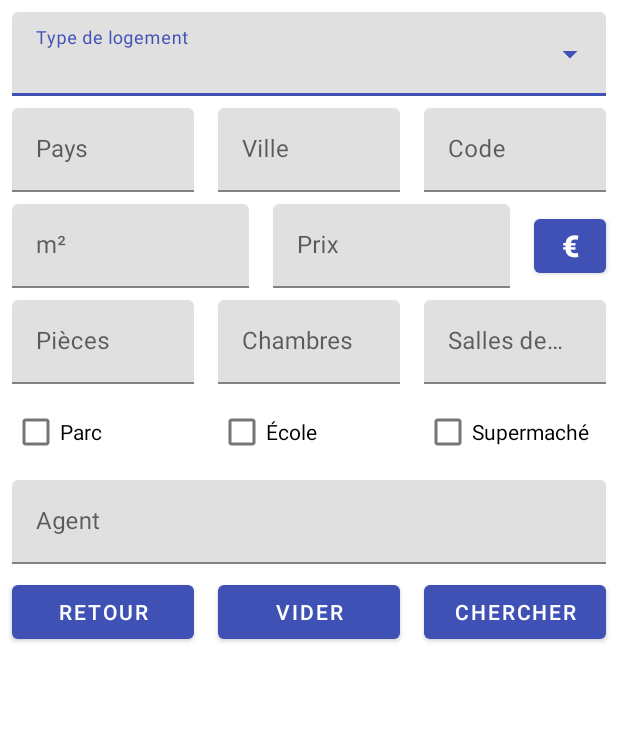
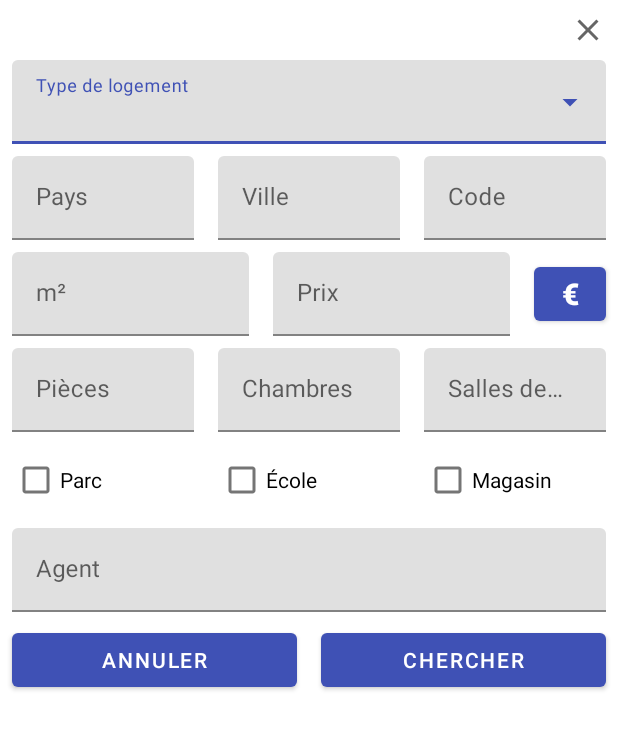
Before and after one commit to HalTobin/P9_RealEstateManager, an Android app: the layout dialog_search_estate.xml on its own in the app's theme, with its tools: preview values and no code run, on a phone screen of 412 x 824 dp. Shown: the top 729 px of the screen. Run offline under Robolectric (Android 15) with nearby library versions, the phone set to English and light mode, and no system bars.

Commit message:
refactor string resource

```diff
--- a/app/src/main/res/layout/dialog_search_estate.xml
+++ b/app/src/main/res/layout/dialog_search_estate.xml
@@ -1,19 +1,27 @@
 <?xml version="1.0" encoding="utf-8"?>
 <androidx.constraintlayout.widget.ConstraintLayout xmlns:android="http://schemas.android.com/apk/res/android"
     xmlns:app="http://schemas.android.com/apk/res-auto"
-    xmlns:tools="http://schemas.android.com/tools"
     android:layout_width="match_parent"
     android:layout_height="match_parent">
+
+    <ImageView
+        android:id="@+id/search_estate_close_button"
+        android:layout_width="wrap_content"
+        android:layout_height="wrap_content"
+        android:layout_margin="8dp"
+        app:layout_constraintTop_toTopOf="parent"
+        app:layout_constraintEnd_toEndOf="parent"
+        android:src="@drawable/ic_close"/>
 
     <com.google.android.material.textfield.TextInputLayout
         android:id="@+id/search_estate_type_layout"
         style="@style/Widget.MaterialComponents.TextInputLayout.FilledBox.ExposedDropdownMenu"
         android:layout_width="match_parent"
         android:layout_height="wrap_content"
-        android:hint="@string/add_edit_estate_type"
+        android:hint="@string/estate_type"
         android:layout_margin="8dp"
         android:orientation="horizontal"
-        app:layout_constraintTop_toTopOf="parent"
+        app:layout_constraintTop_toBottomOf="@id/search_estate_close_button"
         app:layout_constraintBottom_toTopOf="@id/search_estate_country_layout">
 
         <AutoCompleteTextView
@@ -35,7 +43,7 @@
 
         <com.google.android.material.textfield.TextInputEditText
             android:id="@+id/search_estate_country"
-            android:hint="@string/add_edit_estate_country"
+            android:hint="@string/estate_country"
             android:singleLine="true"
             android:layout_width="match_parent"
             android:layout_height="match_parent"/>
@@ -53,7 +61,7 @@
 
         <com.google.android.material.textfield.TextInputEditText
             android:id="@+id/search_estate_city"
-            android:hint="@string/add_edit_estate_city"
+            android:hint="@string/estate_city"
             android:singleLine="true"
             android:layout_width="match_parent"
             android:layout_height="match_parent"
@@ -72,7 +80,7 @@
 
         <com.google.android.material.textfield.TextInputEditText
             android:id="@+id/search_estate_zip"
-            android:hint="@string/add_edit_estate_zip"
+            android:hint="@string/estate_zip"
             android:inputType="number"
             android:singleLine="true"
             android:layout_width="match_parent"
@@ -93,7 +101,7 @@
 
         <com.google.android.material.textfield.TextInputEditText
             android:id="@+id/search_estate_area"
-            android:hint="@string/add_edit_estate_surface"
+            android:hint="@string/estate_area"
             android:inputType="number"
             android:singleLine="true"
             android:layout_width="match_parent"
@@ -114,7 +122,7 @@
 
         <com.google.android.material.textfield.TextInputEditText
             android:id="@+id/search_estate_price"
-            android:hint="@string/add_edit_estate_price"
+            android:hint="@string/estate_price"
             android:inputType="number"
             android:singleLine="true"
             android:layout_width="match_parent"
@@ -127,7 +135,7 @@
         android:layout_width="48dp"
         android:layout_height="wrap_content"
         android:layout_margin="8dp"
-        android:text="@string/add_edit_estate_currency"
+        android:text="@string/estate_currency"
         android:textSize="20sp"
         android:textStyle="bold"
         app:layout_constraintTop_toBottomOf="@id/search_estate_zip_layout"
@@ -146,7 +154,7 @@
 
         <com.google.android.material.textfield.TextInputEditText
             android:id="@+id/search_estate_nbRooms"
-            android:hint="@string/add_edit_estate_rooms"
+            android:hint="@string/estate_rooms"
             android:inputType="number"
             android:singleLine="true"
             android:layout_width="match_parent"
@@ -165,7 +173,7 @@
 
         <com.google.android.material.textfield.TextInputEditText
             android:id="@+id/search_estate_nbBedrooms"
-            android:hint="@string/add_edit_estate_bedrooms"
+            android:hint="@string/estate_bedrooms"
             android:inputType="number"
             android:singleLine="true"
             android:layout_width="match_parent"
@@ -184,7 +192,7 @@
 
         <com.google.android.material.textfield.TextInputEditText
             android:id="@+id/search_estate_nbBathrooms"
-            android:hint="@string/add_edit_estate_bathrooms"
+            android:hint="@string/estate_bathrooms"
             android:inputType="number"
             android:singleLine="true"
             android:layout_width="match_parent"
@@ -197,7 +205,7 @@
         android:layout_width="0dp"
         android:layout_height="wrap_content"
         android:layout_margin="8dp"
-        android:text="@string/add_edit_estate_park"
+        android:text="@string/estate_park"
         app:layout_constraintStart_toStartOf="parent"
         app:layout_constraintEnd_toStartOf="@id/search_estate_check_school"
         app:layout_constraintTop_toBottomOf="@id/search_estate_nbRooms_layout"/>
@@ -207,7 +215,7 @@
         android:layout_width="0dp"
         android:layout_height="wrap_content"
         android:layout_margin="8dp"
-        android:text="@string/add_edit_estate_school"
+        android:text="@string/estate_school"
         app:layout_constraintStart_toEndOf="@id/search_estate_check_park"
         app:layout_constraintEnd_toStartOf="@id/search_estate_check_shop"
         app:layout_constraintTop_toBottomOf="@id/search_estate_nbBedrooms_layout"/>
@@ -217,7 +225,7 @@
         android:layout_width="0dp"
         android:layout_height="wrap_content"
         android:layout_margin="8dp"
-        android:text="@string/add_edit_estate_shop"
+        android:text="@string/estate_shop"
         app:layout_constraintStart_toEndOf="@id/search_estate_check_school"
         app:layout_constraintEnd_toEndOf="parent"
         app:layout_constraintTop_toBottomOf="@id/search_estate_nbBathrooms_layout"/>
@@ -233,22 +241,12 @@
 
         <com.google.android.material.textfield.TextInputEditText
             android:id="@+id/search_estate_agent"
-            android:hint="@string/add_edit_estate_agent"
+            android:hint="@string/estate_agent"
             android:singleLine="true"
             android:layout_width="match_parent"
             android:layout_height="wrap_content"/>
 
     </com.google.android.material.textfield.TextInputLayout>
-
-    <Button
-        android:id="@+id/search_estate_cancel"
-        android:layout_width="0dp"
-        android:layout_height="wrap_content"
-        android:layout_margin="8dp"
-        android:text="@string/search_dialog_cancel"
-        app:layout_constraintTop_toBottomOf="@id/search_estate_agent_layout"
-        app:layout_constraintStart_toStartOf="parent"
-        app:layout_constraintEnd_toStartOf="@id/search_estate_reset"/>
 
     <Button
         android:id="@+id/search_estate_reset"
@@ -257,7 +255,7 @@
         android:layout_margin="8dp"
         android:text="@string/search_dialog_reset"
         app:layout_constraintTop_toBottomOf="@id/search_estate_agent_layout"
-        app:layout_constraintStart_toEndOf="@id/search_estate_cancel"
+        app:layout_constraintStart_toStartOf="parent"
         app:layout_constraintEnd_toStartOf="@id/search_estate_search"/>
 
     <Button
--- a/app/src/main/res/values/strings.xml
+++ b/app/src/main/res/values/strings.xml
@@ -8,25 +8,29 @@
 
     <string name="estate_list_no_estate">Aucun bien immobilier trouvé…</string>
 
-    <string name="add_edit_estate_title">Intitulé du bien</string>
-    <string name="add_edit_estate_type">Type de logement</string>
-    <string name="add_edit_estate_country">Pays</string>
-    <string name="add_edit_estate_city">Ville</string>
-    <string name="add_edit_estate_zip">Code</string>
-    <string name="add_edit_estate_address">Addresse</string>
-    <string name="add_edit_estate_surface">m²</string>
-    <string name="add_edit_estate_price">Prix</string>
-    <string name="add_edit_estate_currency">€</string>
-    <string name="add_edit_estate_park">Parc</string>
-    <string name="add_edit_estate_school">École</string>
-    <string name="add_edit_estate_shop">Supermaché</string>
-    <string name="add_edit_estate_agent">Agent</string>
-    <string name="add_edit_estate_description">Description du logement</string>
+    <string name="estate_title">Intitulé du bien</string>
+    <string name="estate_type">Type de logement</string>
+    <string name="estate_country">Pays</string>
+    <string name="estate_city">Ville</string>
+    <string name="estate_zip">Code</string>
+    <string name="estate_address">Addresse</string>
+    <string name="estate_area">m²</string>
+    <string name="estate_price">Prix</string>
+    <string name="estate_currency">€</string>
+    <string name="estate_park">Parc</string>
+    <string name="estate_school">École</string>
+    <string name="estate_shop">Magasin</string>
+    <string name="estate_agent">Agent</string>
+    <string name="estate_description">Description du logement</string>
     <string name="add_edit_estate_save_description_content">Enregistrer le bien immobilier</string>
 
-    <string name="add_edit_estate_rooms">Pièces</string>
-    <string name="add_edit_estate_bedrooms">Chambres</string>
-    <string name="add_edit_estate_bathrooms">Salles de bain</string>
+    <string name="estate_details_type_and_title">Type - Titre</string>
+    <string name="estate_details_media_title">Médias</string>
+    <string name="estate_details_location">Localisation</string>
+
+    <string name="estate_rooms">Pièces</string>
+    <string name="estate_bedrooms">Chambres</string>
+    <string name="estate_bathrooms">Salles de bain</string>
 
     <string name="add_edit_estate_save_choose_image_title">Prendre une photo</string>
     <string name="add_edit_estate_save_take_picture_item">Prendre une photo</string>
@@ -52,20 +56,8 @@
     <string name="search">Chercher un bien immobilier</string>
 
     <string name="search_dialog_search">Chercher</string>
-    <string name="search_dialog_reset">Vider</string>
+    <string name="search_dialog_reset">Annuler</string>
     <string name="search_dialog_cancel">Retour</string>
-
-    <string name="estate_details_type_and_title">Type - Titre</string>
-    <string name="estate_details_media_title">Médias</string>
-    <string name="estate_details_description">Description</string>
-    <string name="estate_details_area">Surface</string>
-    <string name="estate_details_number_rooms">Pièces</string>
-    <string name="estate_details_number_bathrooms">Salles de bains</string>
-    <string name="estate_details_number_bedrooms">Chambres</string>
-    <string name="estate_details_location">Localisation</string>
-    <string name="estate_details_shop">Supermarché</string>
-    <string name="estate_details_school">École</string>
-    <string name="estate_details_park">Parc</string>
 
     <string name="estate_details_more_option_description">Afficher plus d\'options</string>
     <string name="estate_details_sold_state_description">Déclarer le bien comme vendu ou non-vendu</string>
```
Also changed, not shown: app/src/main/res/layout/activity_add_edit_estate.xml (+17 -17 lines), app/src/main/res/layout/fragment_estate_details.xml (+8 -8 lines).
